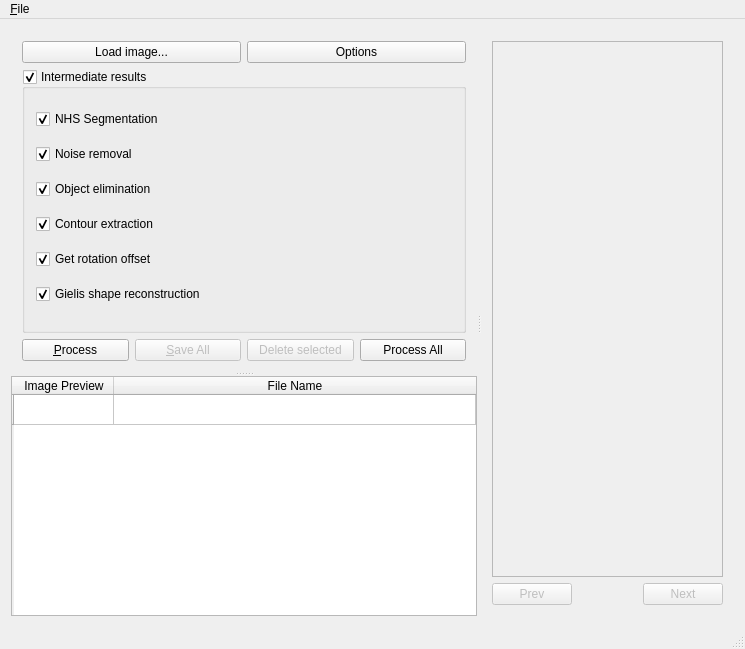
Qt form project/c++/gui/gui.ui (GVallicrosa/vibot6-mscv3-se) before a commit.
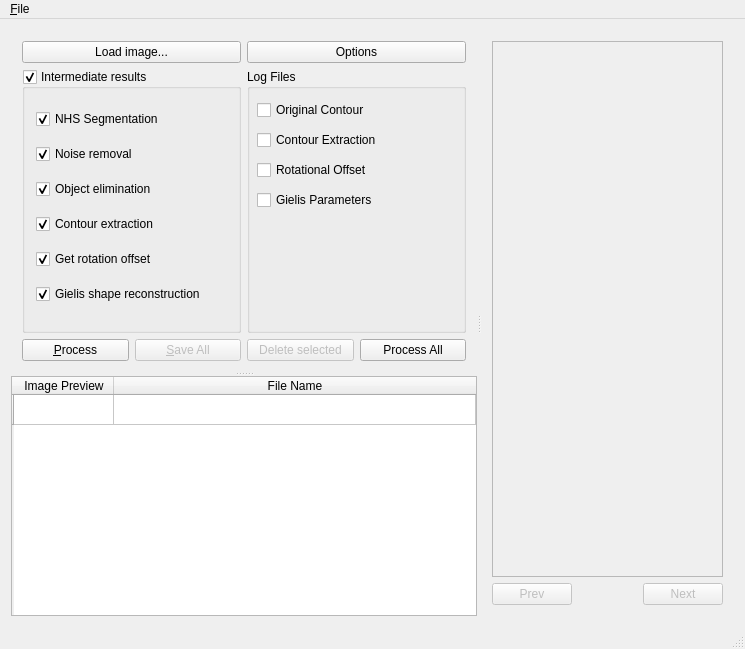
The same form after that commit. Icons and pictures are not drawn. Custom widgets are drawn as their Qt base class.

Commit message: [GUI] Checkboxes for log files are added

The edit to the form file:
```diff
--- a/project/c++/gui/gui.ui
+++ b/project/c++/gui/gui.ui
@@ -69,79 +69,7 @@
            </item>
           </layout>
          </item>
-         <item row="1" column="0">
-          <widget class="QGroupBox" name="groupBox_IntermediateResults">
-           <property name="title">
-            <string>Intermediate results</string>
-           </property>
-           <property name="checkable">
-            <bool>true</bool>
-           </property>
-           <layout class="QVBoxLayout" name="verticalLayout">
-            <item>
-             <widget class="QCheckBox" name="NHSSegmentation">
-              <property name="text">
-               <string>NHS Segmentation</string>
-              </property>
-              <property name="checked">
-               <bool>true</bool>
-              </property>
-             </widget>
-            </item>
-            <item>
-             <widget class="QCheckBox" name="NoiseRemoval">
-              <property name="text">
-               <string>Noise removal</string>
-              </property>
-              <property name="checked">
-               <bool>true</bool>
-              </property>
-             </widget>
-            </item>
-            <item>
-             <widget class="QCheckBox" name="ObjectElimination">
-              <property name="text">
-               <string>Object elimination</string>
-              </property>
-              <property name="checked">
-               <bool>true</bool>
-              </property>
-             </widget>
-            </item>
-            <item>
-             <widget class="QCheckBox" name="ContourExtaction">
-              <property name="text">
-               <string>Contour extraction</string>
-              </property>
-              <property name="checked">
-               <bool>true</bool>
-              </property>
-             </widget>
-            </item>
-            <item>
-             <widget class="QCheckBox" name="GetRotationOffset">
-              <property name="text">
-               <string>Get rotation offset</string>
-              </property>
-              <property name="checked">
-               <bool>true</bool>
-              </property>
-             </widget>
-            </item>
-            <item>
-             <widget class="QCheckBox" name="GielisShapeReconstruction">
-              <property name="text">
-               <string>Gielis shape reconstruction</string>
-              </property>
-              <property name="checked">
-               <bool>true</bool>
-              </property>
-             </widget>
-            </item>
-           </layout>
-          </widget>
-         </item>
-         <item row="3" column="0">
+         <item row="4" column="0">
           <layout class="QHBoxLayout" name="horizontalLayout">
            <item>
             <widget class="QPushButton" name="pushButton_Process">
@@ -212,6 +140,149 @@
            </item>
           </layout>
          </item>
+         <item row="1" column="0">
+          <layout class="QHBoxLayout" name="horizontalLayout_4">
+           <item>
+            <layout class="QVBoxLayout" name="verticalLayout_2">
+             <item>
+              <widget class="QGroupBox" name="groupBox_IntermediateResults">
+               <property name="title">
+                <string>Intermediate results</string>
+               </property>
+               <property name="checkable">
+                <bool>true</bool>
+               </property>
+               <layout class="QVBoxLayout" name="verticalLayout">
+                <item>
+                 <widget class="QCheckBox" name="NHSSegmentation">
+                  <property name="text">
+                   <string>NHS Segmentation</string>
+                  </property>
+                  <property name="checked">
+                   <bool>true</bool>
+                  </property>
+                 </widget>
+                </item>
+                <item>
+                 <widget class="QCheckBox" name="NoiseRemoval">
+                  <property name="text">
+                   <string>Noise removal</string>
+                  </property>
+                  <property name="checked">
+                   <bool>true</bool>
+                  </property>
+                 </widget>
+                </item>
+                <item>
+                 <widget class="QCheckBox" name="ObjectElimination">
+                  <property name="text">
+                   <string>Object elimination</string>
+                  </property>
+                  <property name="checked">
+                   <bool>true</bool>
+                  </property>
+                 </widget>
+                </item>
+                <item>
+                 <widget class="QCheckBox" name="ContourExtaction">
+                  <property name="text">
+                   <string>Contour extraction</string>
+                  </property>
+                  <property name="checked">
+                   <bool>true</bool>
+                  </property>
+                 </widget>
+                </item>
+                <item>
+                 <widget class="QCheckBox" name="GetRotationOffset">
+                  <property name="text">
+                   <string>Get rotation offset</string>
+                  </property>
+                  <property name="checked">
+                   <bool>true</bool>
+                  </property>
+                 </widget>
+                </item>
+                <item>
+                 <widget class="QCheckBox" name="GielisShapeReconstruction">
+                  <property name="text">
+                   <string>Gielis shape reconstruction</string>
+                  </property>
+                  <property name="checked">
+                   <bool>true</bool>
+                  </property>
+                 </widget>
+                </item>
+               </layout>
+              </widget>
+             </item>
+            </layout>
+           </item>
+           <item>
+            <layout class="QVBoxLayout" name="verticalLayout_4">
+             <item>
+              <widget class="QGroupBox" name="groupBox">
+               <property name="title">
+                <string>Log Files</string>
+               </property>
+               <widget class="QCheckBox" name="logOriginalContour">
+                <property name="geometry">
+                 <rect>
+                  <x>10</x>
+                  <y>30</y>
+                  <width>243</width>
+                  <height>22</height>
+                 </rect>
+                </property>
+                <property name="text">
+                 <string>Original Contour</string>
+                </property>
+               </widget>
+               <widget class="QCheckBox" name="logContourExtraction">
+                <property name="geometry">
+                 <rect>
+                  <x>10</x>
+                  <y>60</y>
+                  <width>243</width>
+                  <height>22</height>
+                 </rect>
+                </property>
+                <property name="text">
+                 <string>Contour Extraction</string>
+                </property>
+               </widget>
+               <widget class="QCheckBox" name="logRotationalOffset">
+                <property name="geometry">
+                 <rect>
+                  <x>10</x>
+                  <y>90</y>
+                  <width>243</width>
+                  <height>22</height>
+                 </rect>
+                </property>
+                <property name="text">
+                 <string>Rotational Offset</string>
+                </property>
+               </widget>
+               <widget class="QCheckBox" name="logGielisParameters">
+                <property name="geometry">
+                 <rect>
+                  <x>10</x>
+                  <y>120</y>
+                  <width>243</width>
+                  <height>22</height>
+                 </rect>
+                </property>
+                <property name="text">
+                 <string>Gielis Parameters</string>
+                </property>
+               </widget>
+              </widget>
+             </item>
+            </layout>
+           </item>
+          </layout>
+         </item>
         </layout>
        </widget>
        <widget class="QTableWidget" name="tableImage">
```
The commit also changes 2 other files.
